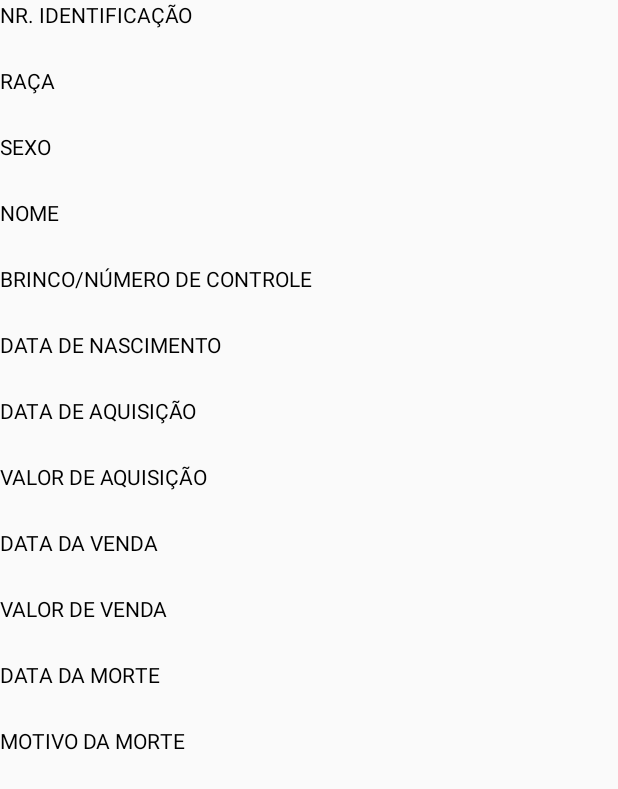
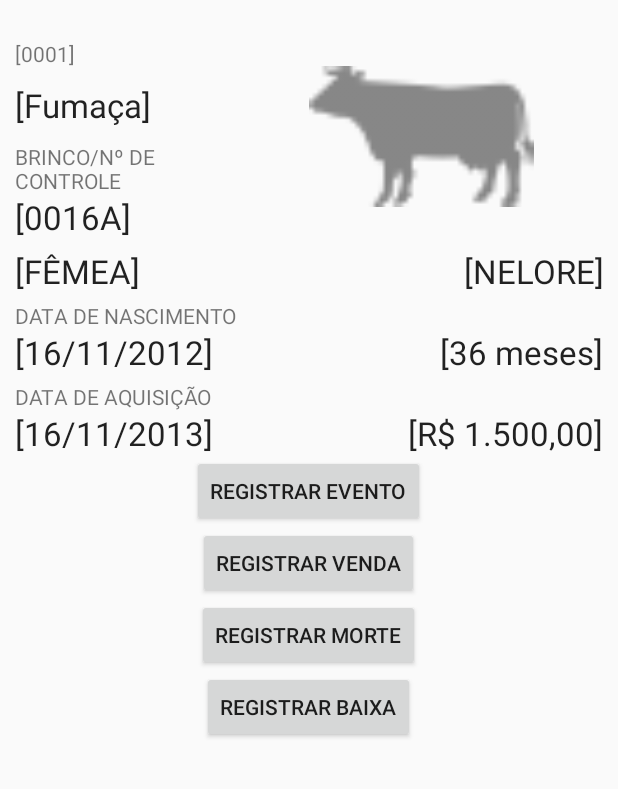
Before and after one commit to gugs/extensao_app, an Android app: the layout animal_detail_activity.xml on its own in the app's theme, with its tools: preview values and no code run, on a phone screen of 412 x 824 dp. Shown: the top 789 px of the screen. Run offline under Robolectric (Android 15) with nearby library versions, the phone set to English and light mode, and no system bars.

Commit message:
Listagem e detalhamento de animal

```diff
--- a/app/src/main/java/com/timsoft/meurebanho/animal/activity/AnimalAddActivity.java
+++ b/app/src/main/java/com/timsoft/meurebanho/animal/activity/AnimalAddActivity.java
@@ -401,7 +401,7 @@ public class AnimalAddActivity extends AppCompatActivity {
 		if(picture != null) {
 			imageViewPicture.setImageBitmap(BitmapFactory.decodeFile(picture.getPath()));
 		} else {
-			imageViewPicture.setImageResource(R.drawable.picture);
+			imageViewPicture.setImageResource(R.drawable.cow);
 		}
 	}
 
--- a/app/src/main/java/com/timsoft/meurebanho/animal/model/AnimalArrayAdapter.java
+++ b/app/src/main/java/com/timsoft/meurebanho/animal/model/AnimalArrayAdapter.java
@@ -43,10 +43,10 @@ public class AnimalArrayAdapter extends ArrayAdapter<Animal> {
 			.setText(a.getName());
 
 		((TextView) rowView.findViewById(R.id.animal_sex))
-			.setText(a.getSexToDisplay(context));
+			.setText(a.getSexToDisplay());
 
 		((TextView) rowView.findViewById(R.id.animal_age))
-			.setText(a.getAgeInMonthsToDisplay(context));
+			.setText(a.getAgeInMonthsToDisplay());
 
 		return rowView;
 	}
--- a/app/src/main/res/layout/animal_add_activity.xml
+++ b/app/src/main/res/layout/animal_add_activity.xml
@@ -13,14 +13,12 @@
 
     <ScrollView
         android:layout_width="fill_parent"
-        android:layout_height="wrap_content"
-        android:layout_alignParentBottom="true">
+        android:layout_height="wrap_content">
 
         <LinearLayout
             android:layout_width="match_parent"
             android:layout_height="wrap_content"
             android:orientation="vertical" >
-
 
             <LinearLayout
                 android:layout_width="match_parent"
--- a/app/src/main/res/layout/animal_detail_activity.xml
+++ b/app/src/main/res/layout/animal_detail_activity.xml
@@ -1,185 +1,192 @@
 <?xml version="1.0" encoding="utf-8"?>
-<ScrollView xmlns:android="http://schemas.android.com/apk/res/android"
+<RelativeLayout xmlns:android="http://schemas.android.com/apk/res/android"
     android:layout_width="fill_parent"
-    android:layout_height="wrap_content"
-    android:fillViewport="true"
-    android:scrollbars="vertical" >
+    android:layout_height="fill_parent"
+    android:paddingEnd="@dimen/activity_padding_right"
+    android:paddingLeft="@dimen/activity_padding_left"
+    android:paddingRight="@dimen/activity_padding_right"
+    android:paddingStart="@dimen/activity_padding_left"
+    android:paddingTop="@dimen/activity_padding_top"
+    android:layout_marginTop="10dp"
+    android:focusable="true"
+    android:focusableInTouchMode="true">
+
+    <ScrollView
+        android:layout_width="fill_parent"
+        android:layout_height="wrap_content">
 
         <LinearLayout
             android:layout_width="match_parent"
             android:layout_height="wrap_content"
             android:orientation="vertical" >
 
-        <!-- id -->
+            <LinearLayout
+                android:layout_width="match_parent"
+                android:layout_height="wrap_content"
+                android:orientation="horizontal" >
+
+                <LinearLayout
+                    android:layout_width="150dp"
+                    android:layout_height="wrap_content"
+                    android:paddingTop="10dp"
+                    android:orientation="vertical" >
+
                     <TextView
+                        android:id="@+id/ad_id"
                         android:layout_width="wrap_content"
                         android:layout_height="wrap_content"
-            android:text="@string/animal_id_label"
-            android:textAppearance="?android:attr/textAppearanceSmall"
-            android:textColor="@color/label_color" />
+                        android:text="[0001]"
+                        android:textAppearance="?android:attr/textAppearanceSmall" />
 
                     <TextView
-            android:id="@+id/tv_detail_animal_id"
-            android:layout_width="match_parent"
-            android:layout_height="wrap_content"
-            android:textAppearance="?android:attr/textAppearanceMedium" />
-
-        <!-- race -->
-        <TextView
+                        android:id="@+id/ad_name"
                         android:layout_width="wrap_content"
                         android:layout_height="wrap_content"
-            android:text="@string/animal_race_label"
-            android:textAppearance="?android:attr/textAppearanceSmall"
-            android:textColor="@color/label_color" />
+                        android:paddingTop="10dp"
+                        android:text="[Fumaça]"
+                        android:textAppearance="?android:attr/textAppearanceLarge" />
 
                     <TextView
-            android:id="@+id/tv_detail_animal_race"
-            android:layout_width="wrap_content"
-            android:layout_height="wrap_content"
-            android:textAppearance="?android:attr/textAppearanceMedium" />
-
-        <!-- sex -->
-        <TextView
-            android:layout_width="wrap_content"
-            android:layout_height="wrap_content"
-            android:text="@string/animal_sex_label"
-            android:textAppearance="?android:attr/textAppearanceSmall"
-            android:textColor="@color/label_color" />
-
-        <TextView
-            android:id="@+id/tv_detail_animal_sex"
-            android:layout_width="wrap_content"
-            android:layout_height="wrap_content"
-            android:textAppearance="?android:attr/textAppearanceMedium" />
-
-        <!-- name -->
-        <TextView
-            android:layout_width="wrap_content"
-            android:layout_height="wrap_content"
-            android:text="@string/animal_name_label"
-            android:textAppearance="?android:attr/textAppearanceSmall"
-            android:textColor="@color/label_color" />
-
-        <TextView
-            android:id="@+id/tv_detail_animal_name"
-            android:layout_width="wrap_content"
-            android:layout_height="wrap_content"
-            android:textAppearance="?android:attr/textAppearanceMedium" />
-
-        <!-- ear tag -->
-        <TextView
+                        android:id="@+id/ad_ear_tag_label"
                         android:layout_width="wrap_content"
                         android:layout_height="wrap_content"
                         android:text="@string/animal_ear_tag_label"
                         android:textAppearance="?android:attr/textAppearanceSmall"
-            android:textColor="@color/label_color" />
+                        android:paddingTop="10dp" />
 
                     <TextView
-            android:id="@+id/tv_detail_animal_ear_tag"
+                        android:id="@+id/ad_ear_tag"
                         android:layout_width="wrap_content"
                         android:layout_height="wrap_content"
-            android:textAppearance="?android:attr/textAppearanceMedium" />
+                        android:text="[0016A]"
+                        android:textAppearance="?android:attr/textAppearanceLarge" />
+
+                </LinearLayout>
+
+                <LinearLayout
+                    android:layout_width="fill_parent"
+                    android:layout_height="wrap_content"
+                    android:orientation="vertical">
+
+                    <ImageView
+                        android:id="@+id/ad_picture"
+                        android:layout_width="150dp"
+                        android:layout_height="150dp"
+                        android:layout_gravity="center_horizontal"
+                        android:contentDescription="@string/animal_picture_hint"
+                        android:src="@drawable/cow" />
+
+                </LinearLayout>
+            </LinearLayout>
+
+
+            <LinearLayout
+                android:layout_width="match_parent"
+                android:layout_height="wrap_content"
+                android:orientation="horizontal" >
+
+            <TextView
+                android:id="@+id/ad_sex"
+                android:layout_width="wrap_content"
+                android:layout_height="wrap_content"
+                android:text="[FÊMEA]"
+                android:textAppearance="?android:attr/textAppearanceLarge" />
+
+            <TextView
+                android:id="@+id/ad_race"
+                android:layout_width="fill_parent"
+                android:layout_height="wrap_content"
+                android:text="[NELORE]"
+                android:gravity="end"
+                android:textAppearance="?android:attr/textAppearanceLarge" />
+
+            </LinearLayout>
 
             <!-- birth date -->
             <TextView
+                android:layout_marginTop="5dp"
                 android:layout_width="wrap_content"
                 android:layout_height="wrap_content"
                 android:text="@string/animal_birth_date_label"
-            android:textAppearance="?android:attr/textAppearanceSmall"
-            android:textColor="@color/label_color" />
+                android:textAppearance="?android:attr/textAppearanceSmall"/>
+
+            <LinearLayout
+                android:layout_width="match_parent"
+                android:layout_height="wrap_content"
+                android:orientation="horizontal" >
 
                 <TextView
-            android:id="@+id/tv_detail_animal_birth_date"
+                    android:id="@+id/ad_birth_date"
                     android:layout_width="wrap_content"
                     android:layout_height="wrap_content"
-            android:textAppearance="?android:attr/textAppearanceMedium" />
+                    android:text="[16/11/2012]"
+                    android:textAppearance="?android:attr/textAppearanceLarge" />
+
+                <TextView
+                    android:id="@+id/ad_age"
+                    android:layout_width="fill_parent"
+                    android:layout_height="wrap_content"
+                    android:gravity="end"
+                    android:text="[36 meses]"
+                    android:textAppearance="?android:attr/textAppearanceLarge" />
+            </LinearLayout>
 
             <!-- aquisition date -->
             <TextView
+                android:id="@+id/ad_aquisition_date_label"
+                android:layout_marginTop="5dp"
                 android:layout_width="wrap_content"
                 android:layout_height="wrap_content"
                 android:text="@string/animal_aquisition_date_label"
-            android:textAppearance="?android:attr/textAppearanceSmall"
-            android:textColor="@color/label_color" />
+                android:textAppearance="?android:attr/textAppearanceSmall"/>
+
+            <LinearLayout
+                android:layout_width="match_parent"
+                android:layout_height="wrap_content"
+                android:orientation="horizontal" >
 
                 <TextView
-            android:id="@+id/tv_detail_animal_aquisition_date"
+                    android:id="@+id/ad_aquisition_date"
                     android:layout_width="wrap_content"
                     android:layout_height="wrap_content"
-            android:textAppearance="?android:attr/textAppearanceMedium" />
+                    android:text="[16/11/2013]"
+                    android:textAppearance="?android:attr/textAppearanceLarge" />
 
-        <!-- aquisition value -->
-        <!-- TODO: Mostrar somente se tiver preenchido data da compra -->
                 <TextView
+                    android:id="@+id/ad_aquisition_value"
+                    android:layout_width="fill_parent"
+                    android:layout_height="wrap_content"
+                    android:gravity="end"
+                    android:text="[R$ 1.500,00]"
+                    android:textAppearance="?android:attr/textAppearanceLarge"/>
+            </LinearLayout>
+
+            <LinearLayout
+                android:layout_width="fill_parent"
+                android:layout_height="fill_parent"
+                android:gravity="center"
+                android:orientation="vertical">
+                <Button
                     android:layout_width="wrap_content"
                     android:layout_height="wrap_content"
-            android:text="@string/animal_aquisition_value_label"
-            android:textAppearance="?android:attr/textAppearanceSmall"
-            android:textColor="@color/label_color" />
+                    android:text="Registrar Evento"/>
 
-        <TextView
-            android:id="@+id/tv_detail_animal_aquisition_value"
+                <Button
                     android:layout_width="wrap_content"
                     android:layout_height="wrap_content"
-            android:textAppearance="?android:attr/textAppearanceMedium" />
+                    android:text="Registrar Venda"/>
 
-        <!-- sell date -->
-        <TextView
+                <Button
                     android:layout_width="wrap_content"
                     android:layout_height="wrap_content"
-            android:text="@string/animal_sell_date_label"
-            android:textAppearance="?android:attr/textAppearanceSmall"
-            android:textColor="@color/label_color" />
+                    android:text="Registrar Morte"/>
 
-        <TextView
-            android:id="@+id/tv_detail_animal_sell_date"
+                <Button
                     android:layout_width="wrap_content"
                     android:layout_height="wrap_content"
-            android:textAppearance="?android:attr/textAppearanceMedium" />
-
-        <!-- sell value -->
-        <!-- TODO: Mostrar somente se tiver preenchido data da venda -->
-        <TextView
-            android:layout_width="wrap_content"
-            android:layout_height="wrap_content"
-            android:text="@string/animal_sell_value_label"
-            android:textAppearance="?android:attr/textAppearanceSmall"
-            android:textColor="@color/label_color" />
-
-        <TextView
-            android:id="@+id/tv_detail_animal_sell_value"
-            android:layout_width="wrap_content"
-            android:layout_height="wrap_content"
-            android:textAppearance="?android:attr/textAppearanceMedium" />
-
-        <!-- death date -->
-        <TextView
-            android:layout_width="wrap_content"
-            android:layout_height="wrap_content"
-            android:text="@string/animal_death_date_label"
-            android:textAppearance="?android:attr/textAppearanceSmall"
-            android:textColor="@color/label_color" />
-
-        <TextView
-            android:id="@+id/tv_detail_animal_death_date"
-            android:layout_width="wrap_content"
-            android:layout_height="wrap_content"
-            android:textAppearance="?android:attr/textAppearanceMedium" />
-
-        <!-- death reason -->
-        <!-- TODO: Mostrar somente se tiver preenchido data da morte -->
-        <TextView
-            android:layout_width="wrap_content"
-            android:layout_height="wrap_content"
-            android:text="@string/animal_death_reason_label"
-            android:textAppearance="?android:attr/textAppearanceSmall"
-            android:textColor="@color/label_color" />
-
-        <TextView
-            android:id="@+id/tv_detail_animal_death_reason"
-            android:layout_width="wrap_content"
-            android:layout_height="wrap_content"
-            android:textAppearance="?android:attr/textAppearanceMedium" />
+                    android:text="Registrar Baixa"/>
+            </LinearLayout>
     </LinearLayout>
 
     </ScrollView>
+</RelativeLayout>
--- a/app/src/main/res/layout/animal_edit_activity.xml
+++ b/app/src/main/res/layout/animal_edit_activity.xml
@@ -31,7 +31,7 @@
             android:layout_width="wrap_content"
             android:layout_height="wrap_content"
             android:contentDescription="@string/delete"
-            android:src="@drawable/picture" />
+            android:src="@drawable/cow" />
     </TableRow>
 
 </LinearLayout>
--- a/app/src/main/res/menu/animal_detail_activity_actions.xml
+++ b/app/src/main/res/menu/animal_detail_activity_actions.xml
@@ -3,9 +3,9 @@
 
     <item
         android:id="@+id/action_edit_animal"
-        android:icon="@drawable/check"
+        android:icon="@drawable/pencil"
         android:orderInCategory="100"
-        android:title="@string/events"
+        android:title="@string/edit_animal"
         app:showAsAction="ifRoom"/>
 
 </menu>
--- a/app/src/main/res/values/strings.xml
+++ b/app/src/main/res/values/strings.xml
@@ -27,10 +27,10 @@
     <!-- Animal related messages -->
     <string name="animals">Animais</string>
 
-    <string name="animal_id_label">NR. IDENTIFICAÇÃO</string>
-    <string name="animal_id_hint">Nr. Identificação</string>
-    <string name="alert_invalid_id">Nr. Identificação inválida</string>
-    <string name="alert_id_already_used">Nr. de Identificação já utilizada</string>
+    <string name="animal_id_label">Nº IDENTIFICAÇÃO</string>
+    <string name="animal_id_hint">Nº Identificação</string>
+    <string name="alert_invalid_id">Nº Identificação inválida</string>
+    <string name="alert_id_already_used">Nº de Identificação já utilizada</string>
 
     <string name="animal_specie_label">ESPÉCIE</string>
     <string name="animal_race_label">RAÇA</string>
@@ -42,8 +42,8 @@
     <string name="animal_name_label">NOME</string>
     <string name="animal_name_hint">Nome do Animal</string>
 
-    <string name="animal_ear_tag_label">BRINCO/NÚMERO DE CONTROLE</string>
-    <string name="animal_ear_tag_hint">Brinco/Número de Controle</string>
+    <string name="animal_ear_tag_label">BRINCO/Nº DE CONTROLE</string>
+    <string name="animal_ear_tag_hint">Brinco/Nº de Controle</string>
 
     <string name="animal_birth_date_label">DATA DE NASCIMENTO</string>
     <string name="animal_birth_date_hint">Data de nascimento</string>
```
Also changed, not shown: app/src/main/java/com/timsoft/meurebanho/animal/activity/AnimalDetailActivity.java (+59 -25 lines), app/src/main/java/com/timsoft/meurebanho/animal/activity/AnimalListActivity.java (+5 -5 lines), app/src/main/java/com/timsoft/meurebanho/animal/model/Animal.java (+4 -5 lines), app/src/main/res/menu/animal_list_activity_actions.xml (+14 -14 lines), app/src/main/res/drawable-hdpi/picture.png (deleted), app/src/main/res/drawable-mdpi/picture.png (deleted), app/src/main/res/drawable-xhdpi/picture.png (deleted), app/src/main/res/drawable-xxhdpi/picture.png (deleted). Lines whose indentation alone changed are shown as unchanged.
